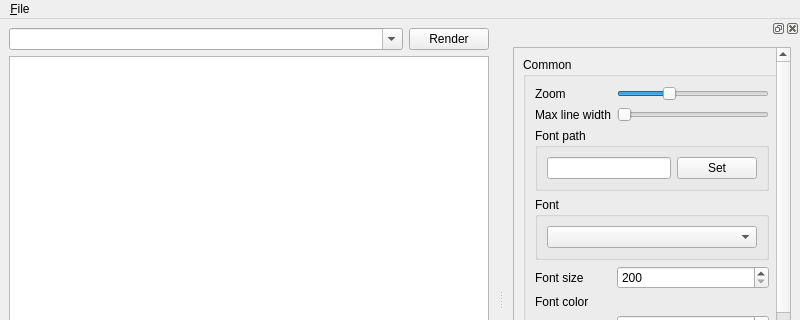
Old version of the form mainwindow.ui in the repository salshaaban/BidiRenderer; both pictures show x 0 to 800 and y 0 to 320 of the 800 by 600 pixel window.
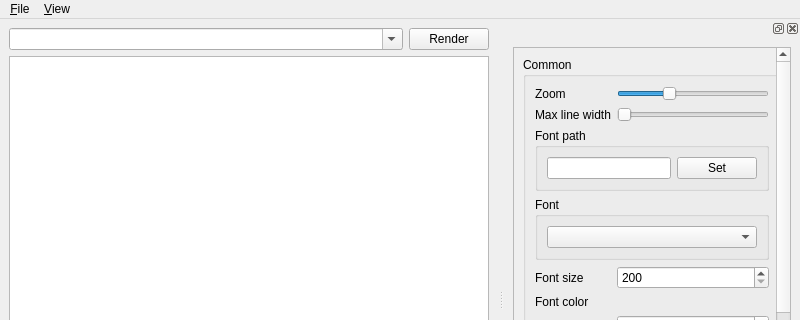
New version of the form. Custom widgets are drawn as their Qt base class.

Commit message: MainWindow: added View menu

What changed in the file:
```diff
--- a/mainwindow.ui
+++ b/mainwindow.ui
@@ -62,7 +62,14 @@
     </property>
     <addaction name="actionE_xit"/>
    </widget>
+   <widget class="QMenu" name="menu_View">
+    <property name="title">
+     <string>&amp;View</string>
+    </property>
+    <addaction name="action_Panel"/>
+   </widget>
    <addaction name="menu_File"/>
+   <addaction name="menu_View"/>
   </widget>
   <widget class="QStatusBar" name="statusbar"/>
   <widget class="QDockWidget" name="dockWidget">
```
Left out of the diff: 13 changed lines with no effect on the pictures. The commit also changes 1 other file.
